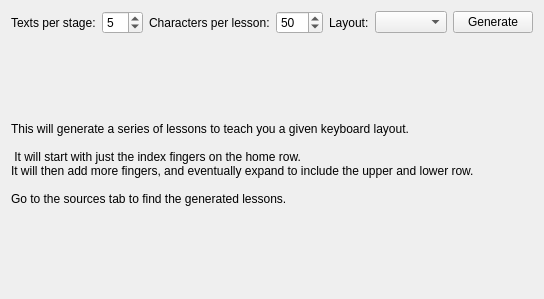
This is src/generators/traininggenwidget.ui in coryo/amphetype2 as Qt 5 draws it before an edit. The edited form follows.
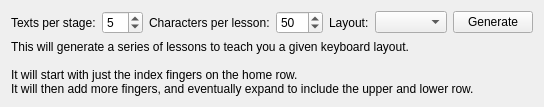
This is the edited form.

The edit to the form file:
```diff
--- a/src/generators/traininggenwidget.ui
+++ b/src/generators/traininggenwidget.ui
@@ -6,8 +6,8 @@
    <rect>
     <x>0</x>
     <y>0</y>
-    <width>526</width>
-    <height>299</height>
+    <width>506</width>
+    <height>101</height>
    </rect>
   </property>
   <property name="windowTitle">
@@ -78,10 +78,8 @@
        <property name="text">
         <string>This will generate a series of lessons to teach you a given keyboard layout.
 
- It will start with just the index fingers on the home row.
-It will then add more fingers, and eventually expand to include the upper and lower row.
-
-Go to the sources tab to find the generated lessons.</string>
+It will start with just the index fingers on the home row.
+It will then add more fingers, and eventually expand to include the upper and lower row.</string>
        </property>
       </widget>
      </item>
```
Left out of the diff: 2 changed lines with no effect on the pictures.
